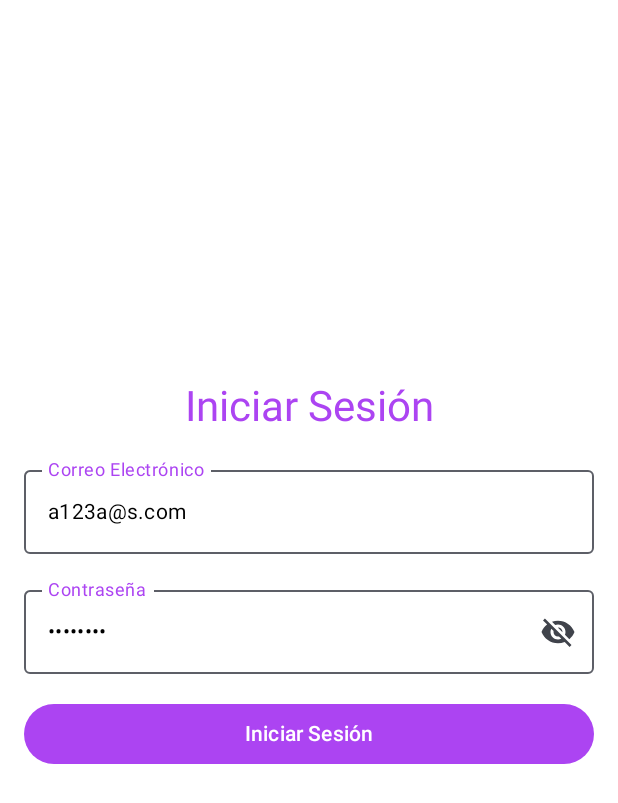
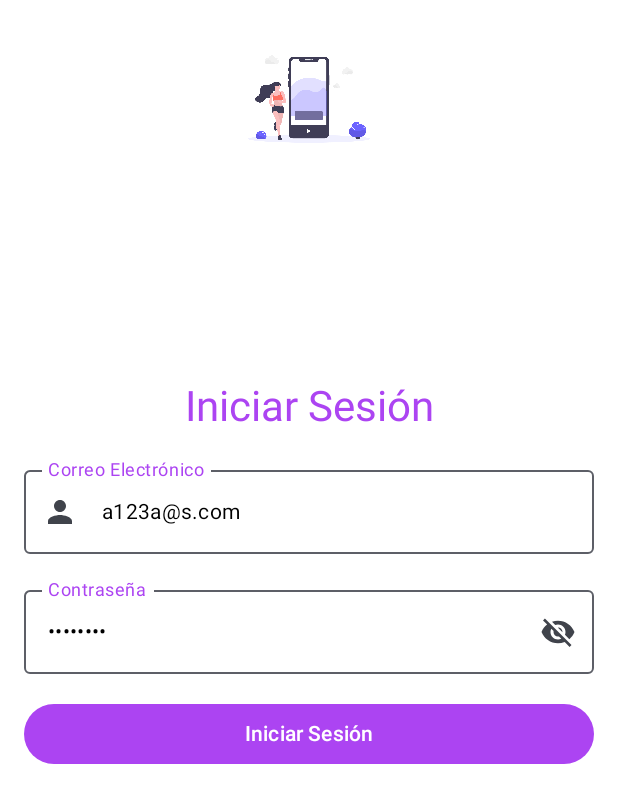
Before and after one commit to JuliethSierra/FitLife, an Android app built with Jetpack Compose: the screen it shows after launch (MainActivity), after a tap on "Iniciar Sesión", on a phone screen of 412 x 824 dp. Shown: the top 803 px of the screen. Run offline under Robolectric (Android 15) with nearby library versions, the phone set to English and light mode, and no system bars; our stand-ins replace Dagger/Hilt's generated code, Firebase (no records; nobody signed in at launch, a user with empty details on screens opened directly), Room's generated code, constraintlayout-compose.

Commit message:
Update in Login in image

```diff
--- a/app/build.gradle.kts
+++ b/app/build.gradle.kts
@@ -90,6 +90,7 @@ dependencies {
     // Hilt
     implementation("com.google.dagger:hilt-android:2.51.1")
     implementation(libs.androidx.runtime.livedata)
+    implementation(libs.androidx.foundation.android)
     kapt("com.google.dagger:hilt-android-compiler:2.51.1")
 
     // Room
--- a/app/src/main/java/com/example/fitlife/presentation/ui/screens/login/LogInScreen.kt
+++ b/app/src/main/java/com/example/fitlife/presentation/ui/screens/login/LogInScreen.kt
@@ -25,13 +25,21 @@ import androidx.compose.ui.unit.dp
 import androidx.navigation.NavController
 import com.example.fitlife.presentation.viewmodel.LogInScreenViewModel
 import android.widget.Toast
+import androidx.compose.foundation.Image
+import androidx.compose.foundation.background
+import androidx.compose.foundation.layout.size
+import androidx.compose.foundation.shape.RoundedCornerShape
+import androidx.compose.material.icons.filled.Person
 import androidx.compose.runtime.LaunchedEffect
 import androidx.compose.runtime.collectAsState
 import androidx.compose.ui.platform.LocalContext
 import androidx.compose.runtime.getValue
 import androidx.compose.runtime.setValue
+import androidx.compose.ui.graphics.Brush
 import androidx.compose.ui.graphics.Color
+import androidx.compose.ui.res.painterResource
 import androidx.constraintlayout.compose.ConstraintLayout
+import com.example.fitlife.R
 import com.example.fitlife.presentation.ui.screens.utils.Constants
 import com.example.fitlife.ui.theme.purple
 import com.example.fitlife.ui.theme.white
@@ -56,11 +64,21 @@ fun LoginScreen(
                 .fillMaxSize()
                 .padding(16.dp)
         ) {
-            val (title, emailField, passwordField, loginButton) = createRefs()
+            val (image, title, emailField, passwordField, loginButton) = createRefs()
 
             // Centrar el grupo de elementos verticalmente
             val guideline = createGuidelineFromTop(0.3f)
-
+            Image(
+                painter = painterResource(id = R.drawable.splash),
+                contentDescription = "Imagen de introducción",
+                modifier = Modifier
+                    .size(100.dp)
+                    .constrainAs(image) {
+                        top.linkTo(parent.top)
+                        start.linkTo(parent.start)
+                        end.linkTo(parent.end)
+                    }
+            )
             Text(
                 text = "Iniciar Sesión",
                 style = MaterialTheme.typography.headlineMedium,
@@ -75,10 +93,16 @@ fun LoginScreen(
             OutlinedTextField(
                 value = emailState.value,
                 onValueChange = { emailState.value = it },
-                label = { Text("Correo Electrónico", color = purple)},
+                label = { Text("Correo Electrónico", color = purple) },
                 singleLine = true,
                 keyboardOptions = KeyboardOptions.Default,
                 textStyle = MaterialTheme.typography.bodyMedium.copy(color = Color.Black),
+                leadingIcon = {
+                    Icon(
+                        imageVector = Icons.Default.Person,
+                        contentDescription = "Icono de usuario"
+                    )
+                },
                 modifier = Modifier
                     .fillMaxWidth()
                     .constrainAs(emailField) {
--- a/gradle/libs.versions.toml
+++ b/gradle/libs.versions.toml
@@ -10,6 +10,7 @@ activityCompose = "1.9.3"
 composeBom = "2024.04.01"
 runtimeLivedata = "1.7.5"
 firebaseStorageKtx = "21.0.1"
+foundationAndroid = "1.6.6"
 
 [libraries]
 androidx-core-ktx = { group = "androidx.core", name = "core-ktx", version.ref = "coreKtx" }
@@ -28,6 +29,7 @@ androidx-ui-test-junit4 = { group = "androidx.compose.ui", name = "ui-test-junit
 androidx-material3 = { group = "androidx.compose.material3", name = "material3" }
 androidx-runtime-livedata = { group = "androidx.compose.runtime", name = "runtime-livedata", version.ref = "runtimeLivedata" }
 firebase-storage-ktx = { group = "com.google.firebase", name = "firebase-storage-ktx", version.ref = "firebaseStorageKtx" }
+androidx-foundation-android = { group = "androidx.compose.foundation", name = "foundation-android", version.ref = "foundationAndroid" }
 
 [plugins]
 android-application = { id = "com.android.application", version.ref = "agp" }
```
